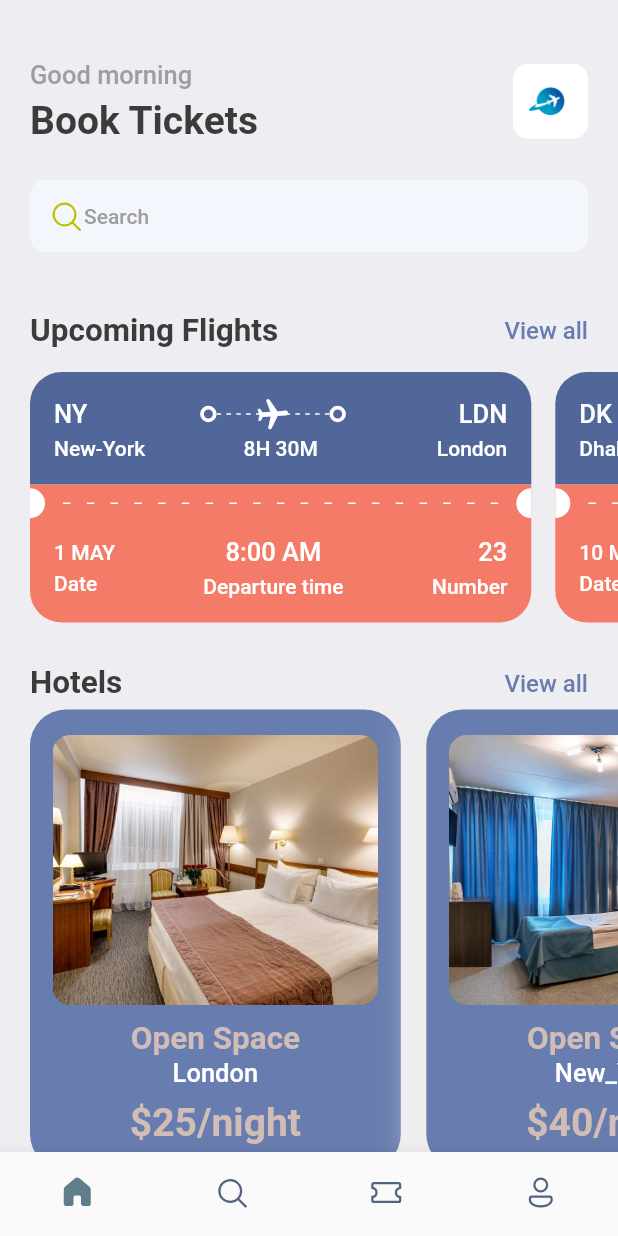
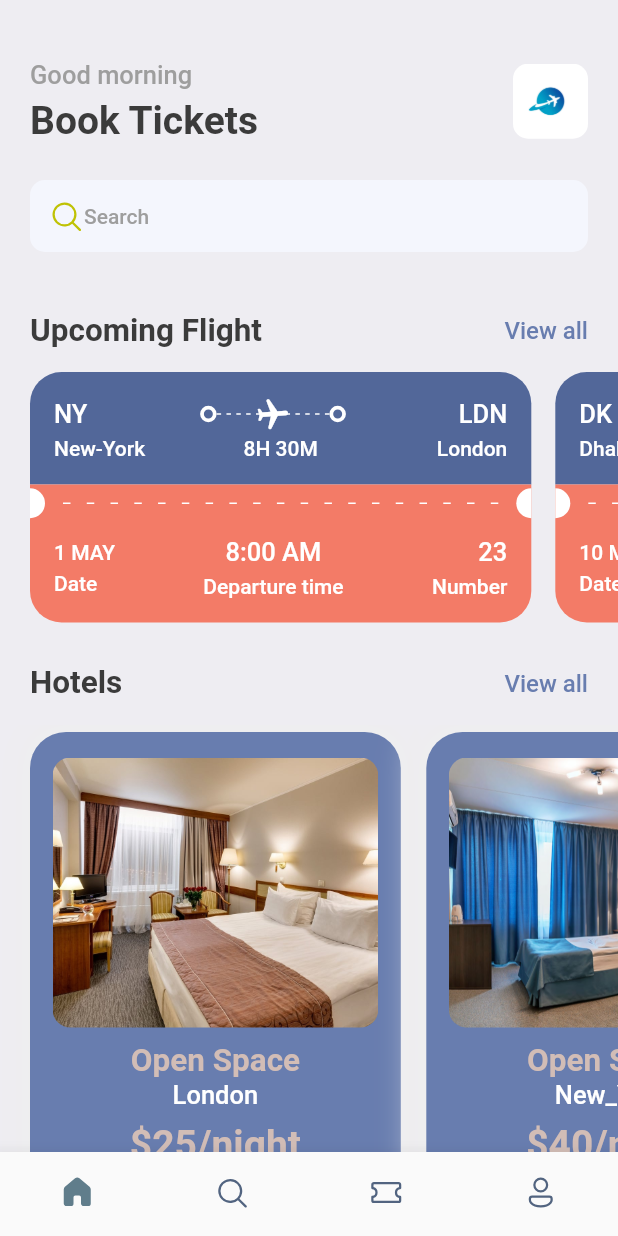
Before and after one commit to NastyaZiss/Tickets_mobile_app, a Flutter app: the screen it shows after launch, on a phone screen of 412 x 824 dp. Run offline on Flutter 3.47's test engine with Material 2 defaults, Android fonts, the phone set to English and light mode, and no system bars; our stand-ins replace fluentui_icons, gap, get.

Commit message:
Add а double_text_widget , which also is in the home_screen and also with search_screen. Add a photo for search_screen.

```diff
--- a/lib/screens/bottom_bar.dart
+++ b/lib/screens/bottom_bar.dart
@@ -1,4 +1,5 @@
 import 'package:android_s_fl/screens/home_screen.dart';
+import 'package:android_s_fl/screens/search_screen.dart';
 import 'package:fluentui_icons/fluentui_icons.dart';
 import 'package:flutter/cupertino.dart';
 import 'package:flutter/material.dart';
@@ -14,8 +15,8 @@ class BottomBar extends StatefulWidget {
 class _BottomBarState extends State<BottomBar> {
   int _selectedIndex=0;
   static final List<Widget>_widgetOptions =<Widget>[
-    HomeScreen(),
-    const Text("Search"),
+    const HomeScreen(),
+    const SearchScreen(),
     const Text("Tickets"),
     const Text("Profile")
   ];
--- a/lib/screens/home_screen.dart
+++ b/lib/screens/home_screen.dart
@@ -1,6 +1,7 @@
 import 'package:android_s_fl/screens/hotel_screen.dart';
 import 'package:android_s_fl/screens/ticket_view.dart';
 import 'package:android_s_fl/utils/app_info_list.dart';
+import 'package:android_s_fl/widgets/double_text_widget.dart';
 import 'package:fluentui_icons/fluentui_icons.dart';
 import 'package:flutter/material.dart';
 import 'package:gap/gap.dart';
@@ -74,18 +75,7 @@ class _HomeScreenState extends State<HomeScreen> {
                   ),
                 ),
                 Gap(40),
-                Row(
-                  mainAxisAlignment: MainAxisAlignment.spaceBetween,
-                  children: [
-                    Text("Upcoming Flights", style: Styles.headLineStyle2,),
-                    InkWell(
-                      onTap: (){
-
-                      },
-                        child: Text("View all", style: Styles.textStyle.copyWith(color: Styles.primaryColor),),),
-
-                  ],
-                ),
+                const AppDoubleTextWidget(bigText: "Upcoming Flight", smallText: "View all"),
               ],
 
             ),
@@ -101,19 +91,10 @@ class _HomeScreenState extends State<HomeScreen> {
           const Gap(15),
           Container(
             padding: EdgeInsets.symmetric(horizontal: 20),
-            child: Row(
-              mainAxisAlignment: MainAxisAlignment.spaceBetween,
-              children: [
-                Text("Hotels",style: Styles.headLineStyle2,),
-                InkWell(
-                  onTap: (){
-
-                  },
-                  child: Text("View all", style: Styles.textStyle.copyWith(color: Styles.primaryColor),),),
-
-              ],
-            ),
+            child:
+            const AppDoubleTextWidget(bigText: "Hotels", smallText: "View all"),
           ),
+          const Gap(15),
           SingleChildScrollView(
             scrollDirection: Axis.horizontal,
             padding: const EdgeInsets.only(left: 20),
--- /dev/null
+++ b/lib/widgets/double_text_widget.dart
@@ -0,0 +1,24 @@
+import 'package:flutter/cupertino.dart';
+import 'package:flutter/material.dart';
+
+import '../utils/app_styles.dart';
+
+class AppDoubleTextWidget extends StatelessWidget {
+  final String bigText;
+  final String smallText;
+  const AppDoubleTextWidget({Key? key, required this.bigText, required this.smallText}) : super(key: key);
+
+  @override
+  Widget build(BuildContext context) {
+    return Row(
+      mainAxisAlignment: MainAxisAlignment.spaceBetween,
+      children: [
+        Text(bigText, style: Styles.headLineStyle2,),
+        InkWell(
+          onTap: (){
+          },
+          child: Text(smallText, style: Styles.textStyle.copyWith(color: Styles.primaryColor),),),
+      ],
+    );
+  }
+}
```
Also changed, not shown: lib/screens/search_screen.dart (+134 -0 lines), lib/widgets/icon_text_widget.dart (+30 -0 lines), assets/img/screen_two.png (added).
